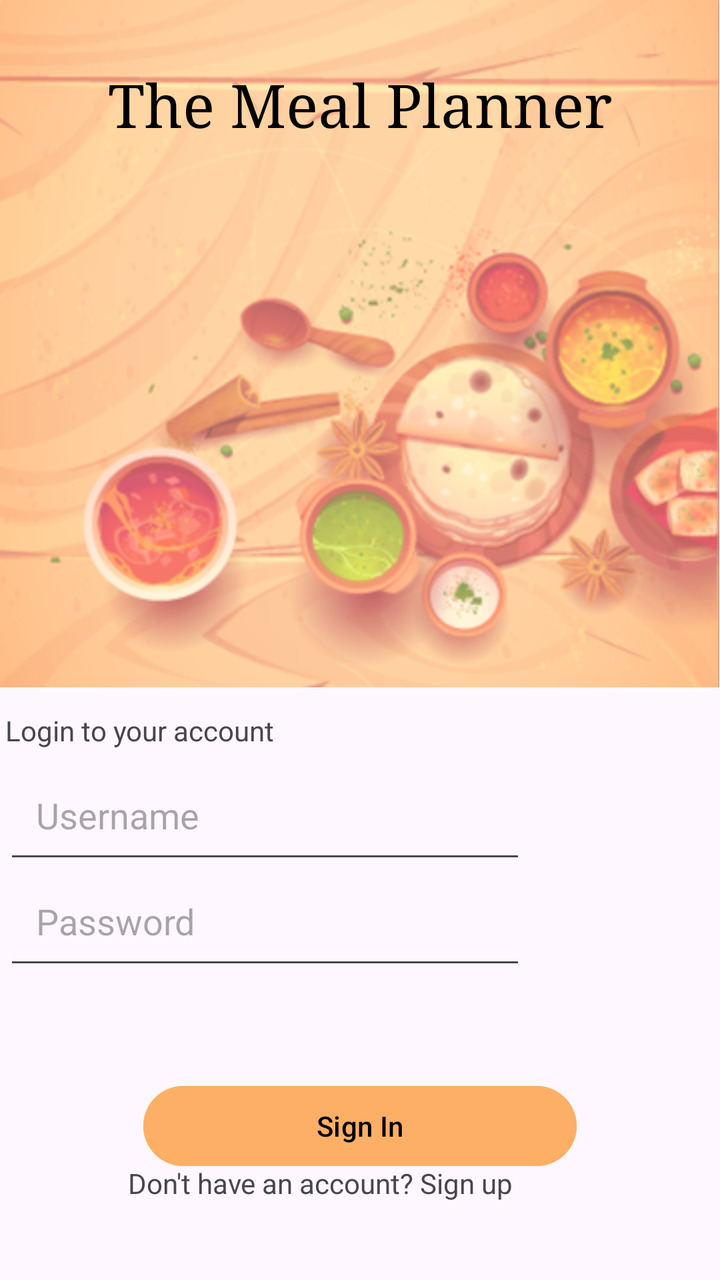
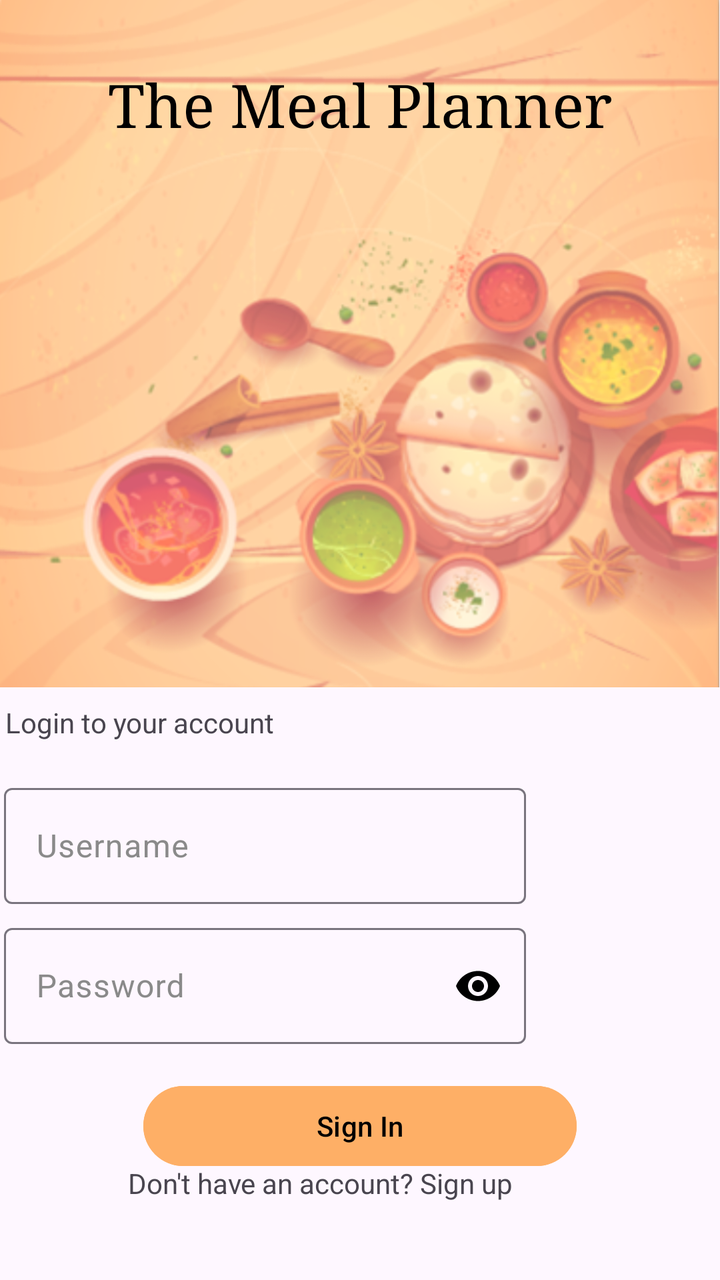

Two renders of the same Android screen: before a commit and after it. Below are the layout's source before the change and the commit's diff.
<!-- AndroidManifest.xml: application theme Theme.MealPlannerApp -->
<!-- res/layout/activity_main.xml -->
<?xml version="1.0" encoding="utf-8"?>
<androidx.constraintlayout.widget.ConstraintLayout xmlns:android="http://schemas.android.com/apk/res/android"
    xmlns:app="http://schemas.android.com/apk/res-auto"
    xmlns:tools="http://schemas.android.com/tools"
    android:layout_width="match_parent"
    android:layout_height="match_parent"
    tools:context=".MainActivity">

    <ImageView
        android:id="@+id/imageView_bg"
        android:layout_width="wrap_content"
        android:layout_height="wrap_content"
        android:adjustViewBounds="true"
        android:cropToPadding="false"
        android:scaleType="fitStart"
        android:scaleX="1"
        android:scaleY="1"
        app:layout_constraintEnd_toEndOf="parent"
        app:layout_constraintStart_toStartOf="parent"
        app:layout_constraintTop_toTopOf="parent"
        app:srcCompat="@drawable/bg_" />

    <ImageView
        android:id="@+id/imageView_bg2"
        android:layout_width="wrap_content"
        android:layout_height="wrap_content"
        android:adjustViewBounds="true"
        android:cropToPadding="false"
        android:scaleType="fitStart"
        android:scaleX="1"
        android:scaleY="1"
        app:layout_constraintEnd_toEndOf="parent"
        app:layout_constraintStart_toStartOf="parent"
        app:layout_constraintTop_toTopOf="parent"
        app:srcCompat="@drawable/bg_" />

    <TextView
        android:id="@+id/TextView_Title"
        android:layout_width="wrap_content"
        android:layout_height="wrap_content"
        android:layout_marginBottom="240dp"
        android:fontFamily="serif"
        android:text="The Meal Planner"
        android:textColor="#000000"
        android:textSize="30sp"
        app:layout_constraintBottom_toBottomOf="@+id/imageView_bg"
        app:layout_constraintEnd_toEndOf="@+id/imageView_bg"
        app:layout_constraintStart_toStartOf="@+id/imageView_bg"
        app:layout_constraintTop_toTopOf="@+id/imageView_bg" />

    <TextView
        android:id="@+id/textView_signup"
        android:layout_width="wrap_content"
        android:layout_height="wrap_content"
        android:layout_marginTop="8dp"
        android:layout_marginEnd="220dp"
        android:text="Login to your account"
        app:layout_constraintBottom_toTopOf="@+id/editText_username_signin"
        app:layout_constraintEnd_toEndOf="parent"
        app:layout_constraintStart_toStartOf="parent"
        app:layout_constraintTop_toBottomOf="@+id/imageView_bg" />

    <EditText
        android:id="@+id/editText_username_signin"
        android:layout_width="261dp"
        android:layout_height="58dp"
        android:layout_marginTop="40dp"
        android:layout_marginEnd="95dp"
        android:ems="10"
        android:hint="Username"
        android:inputType="text"
        android:padding="48px"
        app:layout_constraintBottom_toTopOf="@+id/editText_password_signin"
        app:layout_constraintEnd_toEndOf="parent"
        app:layout_constraintStart_toStartOf="parent"
        app:layout_constraintTop_toBottomOf="@+id/imageView_bg" />

    <EditText
        android:id="@+id/editText_password_signin"
        android:layout_width="261dp"
        android:layout_height="58dp"
        android:layout_marginTop="88dp"
        android:layout_marginEnd="95dp"
        android:ems="10"
        android:hint="Password"
        android:inputType="text"
        android:padding="48px"
        app:layout_constraintEnd_toEndOf="parent"
        app:layout_constraintHorizontal_bias="0.509"
        app:layout_constraintStart_toStartOf="parent"
        app:layout_constraintTop_toBottomOf="@+id/imageView_bg" />

    <TextView
        android:id="@+id/textView_signIn"
        android:layout_width="232dp"
        android:layout_height="20dp"
        android:layout_marginTop="200dp"
        android:text="@string/sign_up"
        app:layout_constraintBottom_toBottomOf="parent"
        app:layout_constraintEnd_toEndOf="parent"
        app:layout_constraintStart_toStartOf="parent"
        app:layout_constraintTop_toBottomOf="@+id/imageView_bg" />

    <Button
        android:id="@+id/button_signin"
        android:layout_width="wrap_content"
        android:layout_height="wrap_content"
        android:layout_marginTop="200dp"
        android:width="650px"
        android:height="140px"
        android:backgroundTint="#feaf66"
        android:text="Sign In"
        android:textColor="#000000"
        android:textColorHighlight="#FEAF66"
        android:textColorLink="#FEAF66"
        app:iconPadding="8dp"
        app:layout_constraintBottom_toTopOf="@+id/textView_signIn"
        app:layout_constraintEnd_toEndOf="parent"
        app:layout_constraintStart_toStartOf="parent"
        app:layout_constraintTop_toBottomOf="@+id/imageView_bg" />

    <TextView
        android:id="@+id/textView_signup_sheet"
        android:layout_width="wrap_content"
        android:layout_height="wrap_content"
        android:layout_marginStart="220dp"
        android:layout_marginEnd="80dp"
        android:clickable="true"
        android:focusable="true"
        android:padding="48px"
        android:text="@string/clickable"
        android:textColor="#57a0d4"
        app:layout_constraintBottom_toBottomOf="@+id/textView_signIn"
        app:layout_constraintEnd_toEndOf="parent"
        app:layout_constraintHorizontal_bias="0.66"
        app:layout_constraintStart_toEndOf="@+id/textView_signIn"
        app:layout_constraintStart_toStartOf="@+id/textView_signIn"
        app:layout_constraintTop_toTopOf="@+id/textView_signIn"
        app:layout_constraintVertical_bias="0.48000002" />

</androidx.constraintlayout.widget.ConstraintLayout>
<!-- resources referenced by this layout -->
<resources>
  <!-- drawable bg_: png bitmap (drawable, 492366 bytes) -->
  <string name="clickable"><u>Here</u>.</string>
  <string name="sign_up">Don\'t have an account? Sign up  </string>
  <style name="Theme.MealPlannerApp" parent="Base.Theme.MealPlannerApp" />
  <style name="Base.Theme.MealPlannerApp" parent="Theme.Material3.DayNight.NoActionBar">
          
          <item name="colorPrimary">@color/orange</item>
          <item name="colorPrimaryVariant">@color/darkRed</item>
          <item name="colorAccent">@color/reddishOrange</item>
          <item name="android:statusBarColor">@color/reddishOrange</item>
          <item name="android:navigationBarColor">@color/orange</item>
      </style>
  <color name="orange">#feaf66</color>
  <color name="darkRed">#622f34</color>
  <color name="reddishOrange">#e06456</color>
</resources>

<!-- the commit's change to res/layout/activity_main.xml (unified diff, before → after) -->
@@ -55,40 +55,55 @@
         android:layout_marginTop="8dp"
         android:layout_marginEnd="220dp"
         android:text="Login to your account"
-        app:layout_constraintBottom_toTopOf="@+id/editText_username_signin"
         app:layout_constraintEnd_toEndOf="parent"
         app:layout_constraintStart_toStartOf="parent"
         app:layout_constraintTop_toBottomOf="@+id/imageView_bg" />
 
-    <EditText
-        android:id="@+id/editText_username_signin"
+    <com.google.android.material.textfield.TextInputLayout
+        android:id="@+id/usernameTextInputLayout"
         android:layout_width="261dp"
-        android:layout_height="58dp"
-        android:layout_marginTop="40dp"
+        android:layout_height="wrap_content"
+        android:layout_marginTop="45dp"
         android:layout_marginEnd="95dp"
-        android:ems="10"
-        android:hint="Username"
-        android:inputType="text"
-        android:padding="48px"
-        app:layout_constraintBottom_toTopOf="@+id/editText_password_signin"
+        android:textColorHint="#8A8A8A"
         app:layout_constraintEnd_toEndOf="parent"
         app:layout_constraintStart_toStartOf="parent"
-        app:layout_constraintTop_toBottomOf="@+id/imageView_bg" />
+        app:layout_constraintTop_toBottomOf="@+id/imageView_bg">
 
-    <EditText
-        android:id="@+id/editText_password_signin"
+        <com.google.android.material.textfield.TextInputEditText
+            android:id="@+id/editText_username_signin"
+            android:layout_width="match_parent"
+            android:layout_height="58dp"
+            android:hint="Username"
+            android:inputType="text"
+            android:padding="16dp"
+            android:textColor="@android:color/black" />
+    </com.google.android.material.textfield.TextInputLayout>
+
+    <com.google.android.material.textfield.TextInputLayout
+        android:id="@+id/passwordTextInputLayout"
         android:layout_width="261dp"
-        android:layout_height="58dp"
-        android:layout_marginTop="88dp"
+        android:layout_height="wrap_content"
+        android:layout_marginTop="115dp"
         android:layout_marginEnd="95dp"
-        android:ems="10"
-        android:hint="Password"
-        android:inputType="text"
-        android:padding="48px"
+        android:textColorHint="#8A8A8A"
+        app:endIconMode="password_toggle"
+        app:endIconTint="@color/black"
         app:layout_constraintEnd_toEndOf="parent"
         app:layout_constraintHorizontal_bias="0.509"
         app:layout_constraintStart_toStartOf="parent"
-        app:layout_constraintTop_toBottomOf="@+id/imageView_bg" />
+        app:layout_constraintTop_toBottomOf="@+id/imageView_bg">
+
+        <com.google.android.material.textfield.TextInputEditText
+            android:id="@+id/editText_password_signin"
+            android:layout_width="match_parent"
+            android:layout_height="58dp"
+            android:hint="Password"
+            android:inputType="textPassword"
+            android:padding="16dp"
+            android:textColor="@android:color/black" />
+    </com.google.android.material.textfield.TextInputLayout>
+
 
     <TextView
         android:id="@+id/textView_signIn"
<!-- resource entries referenced after the edit -->
@@ -1,5 +1,6 @@
 <!-- resources referenced by this layout -->
 <resources>
+  <color name="black">#FF000000</color>
   <!-- drawable bg_: png bitmap (drawable, 492366 bytes) -->
   <string name="clickable"><u>Here</u>.</string>
   <string name="sign_up">Don\'t have an account? Sign up  </string>
